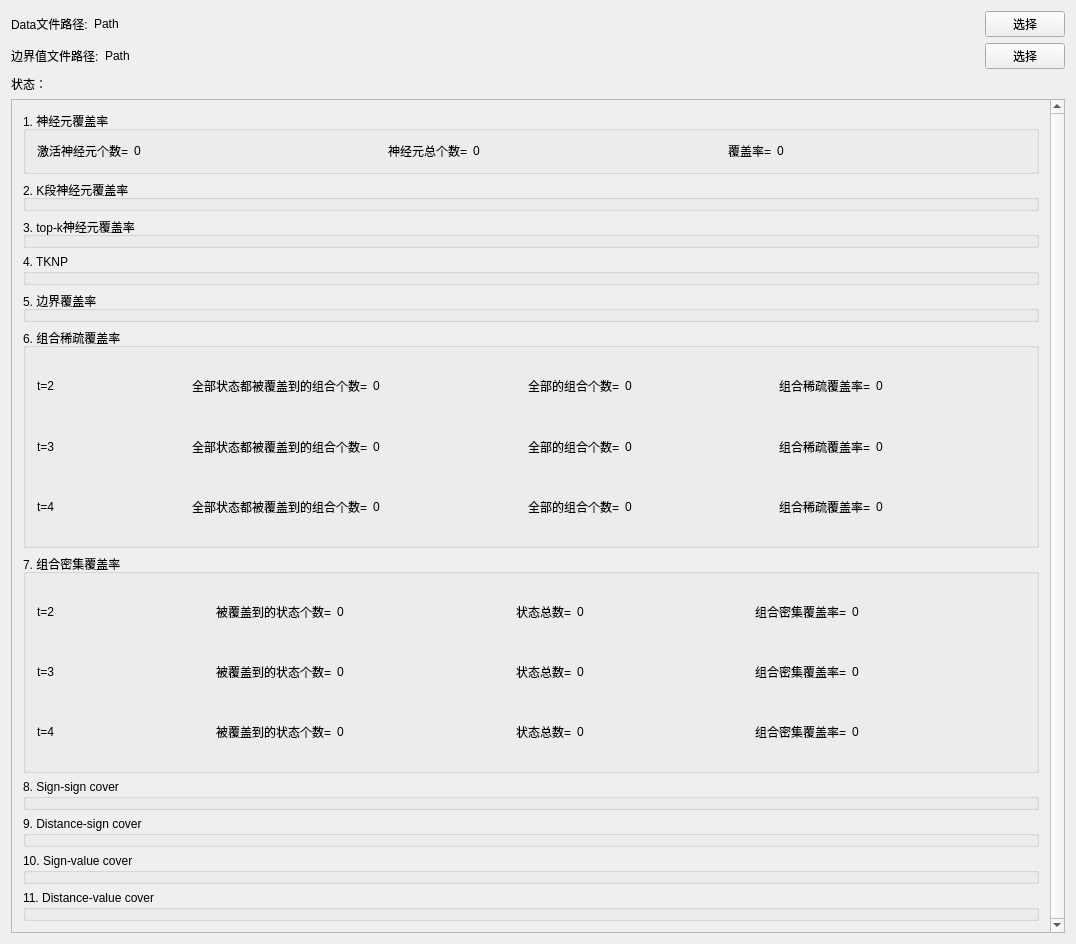
First picture: the form in widget.ui, repository thesola/shixun_2018_12, before the edit.
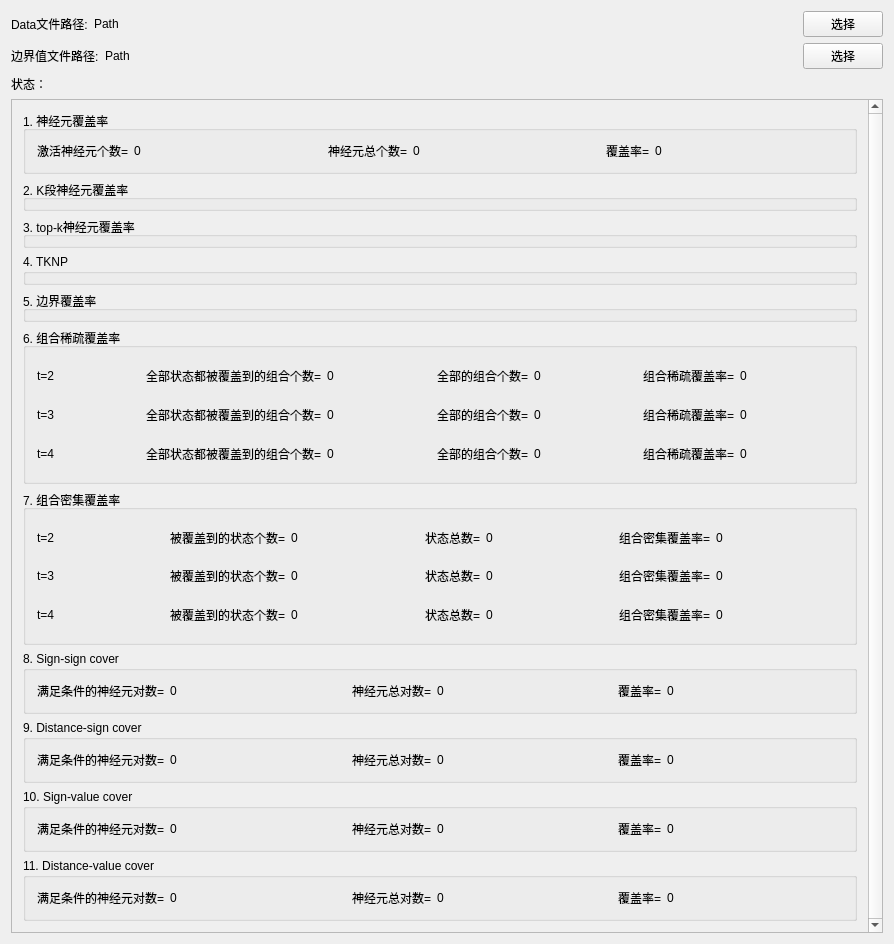
Second picture: the form after the edit.

```diff
--- a/widget.ui
+++ b/widget.ui
@@ -6,7 +6,7 @@
    <rect>
     <x>0</x>
     <y>0</y>
-    <width>1076</width>
+    <width>894</width>
     <height>944</height>
    </rect>
   </property>
@@ -129,8 +129,8 @@
        <rect>
         <x>0</x>
         <y>0</y>
-        <width>1035</width>
-        <height>828</height>
+        <width>853</width>
+        <height>826</height>
        </rect>
       </property>
       <layout class="QVBoxLayout" name="verticalLayout_4">
@@ -737,6 +737,71 @@
          <property name="title">
           <string>8. Sign-sign cover</string>
          </property>
+         <layout class="QHBoxLayout" name="horizontalLayout_11">
+          <item>
+           <widget class="QLabel" name="label_32">
+            <property name="sizePolicy">
+             <sizepolicy hsizetype="Fixed" vsizetype="Preferred">
+              <horstretch>0</horstretch>
+              <verstretch>0</verstretch>
+             </sizepolicy>
+            </property>
+            <property name="text">
+             <string>满足条件的神经元对数=</string>
+            </property>
+           </widget>
+          </item>
+          <item>
+           <widget class="QLabel" name="lb_cal8_fz">
+            <property name="text">
+             <string>0</string>
+            </property>
+           </widget>
+          </item>
+          <item>
+           <widget class="QLabel" name="label_31">
+            <property name="sizePolicy">
+             <sizepolicy hsizetype="Fixed" vsizetype="Preferred">
+              <horstretch>0</horstretch>
+              <verstretch>0</verstretch>
+             </sizepolicy>
+            </property>
+            <property name="text">
+             <string>神经元总对数=</string>
+            </property>
+           </widget>
+          </item>
+          <item>
+           <widget class="QLabel" name="lb_cal8_fm">
+            <property name="text">
+             <string>0</string>
+            </property>
+           </widget>
+          </item>
+          <item>
+           <widget class="QLabel" name="label_33">
+            <property name="sizePolicy">
+             <sizepolicy hsizetype="Fixed" vsizetype="Preferred">
+              <horstretch>0</horstretch>
+              <verstretch>0</verstretch>
+             </sizepolicy>
+            </property>
+            <property name="text">
+             <string>覆盖率=</string>
+            </property>
+           </widget>
+          </item>
+          <item>
+           <widget class="QLabel" name="lb_cal8_rate">
+            <property name="text">
+             <string>0</string>
+            </property>
+            <property name="alignment">
+             <set>Qt::AlignLeading|Qt::AlignLeft|Qt::AlignVCenter</set>
+            </property>
+           </widget>
+          </item>
+         </layout>
         </widget>
        </item>
        <item>
@@ -744,6 +809,71 @@
          <property name="title">
           <string>9. Distance-sign cover</string>
          </property>
+         <layout class="QHBoxLayout" name="horizontalLayout_13">
+          <item>
+           <widget class="QLabel" name="label_37">
+            <property name="sizePolicy">
+             <sizepolicy hsizetype="Fixed" vsizetype="Preferred">
+              <horstretch>0</horstretch>
+              <verstretch>0</verstretch>
+             </sizepolicy>
+            </property>
+            <property name="text">
+             <string>满足条件的神经元对数=</string>
+            </property>
+           </widget>
+          </item>
+          <item>
+           <widget class="QLabel" name="lb_cal9_fz">
+            <property name="text">
+             <string>0</string>
+            </property>
+           </widget>
+          </item>
+          <item>
+           <widget class="QLabel" name="label_39">
+            <property name="sizePolicy">
+             <sizepolicy hsizetype="Fixed" vsizetype="Preferred">
+              <horstretch>0</horstretch>
+              <verstretch>0</verstretch>
+             </sizepolicy>
+            </property>
+            <property name="text">
+             <string>神经元总对数=</string>
+            </property>
+           </widget>
+          </item>
+          <item>
+           <widget class="QLabel" name="lb_cal9_fm">
+            <property name="text">
+             <string>0</string>
+            </property>
+           </widget>
+          </item>
+          <item>
+           <widget class="QLabel" name="label_38">
+            <property name="sizePolicy">
+             <sizepolicy hsizetype="Fixed" vsizetype="Preferred">
+              <horstretch>0</horstretch>
+              <verstretch>0</verstretch>
+             </sizepolicy>
+            </property>
+            <property name="text">
+             <string>覆盖率=</string>
+            </property>
+           </widget>
+          </item>
+          <item>
+           <widget class="QLabel" name="lb_cal9_rate">
+            <property name="text">
+             <string>0</string>
+            </property>
+            <property name="alignment">
+             <set>Qt::AlignLeading|Qt::AlignLeft|Qt::AlignVCenter</set>
+            </property>
+           </widget>
+          </item>
+         </layout>
         </widget>
        </item>
        <item>
@@ -751,6 +881,71 @@
          <property name="title">
           <string>10. Sign-value cover</string>
          </property>
+         <layout class="QHBoxLayout" name="horizontalLayout_12">
+          <item>
+           <widget class="QLabel" name="label_34">
+            <property name="sizePolicy">
+             <sizepolicy hsizetype="Fixed" vsizetype="Preferred">
+              <horstretch>0</horstretch>
+              <verstretch>0</verstretch>
+             </sizepolicy>
+            </property>
+            <property name="text">
+             <string>满足条件的神经元对数=</string>
+            </property>
+           </widget>
+          </item>
+          <item>
+           <widget class="QLabel" name="lb_cal10_fz">
+            <property name="text">
+             <string>0</string>
+            </property>
+           </widget>
+          </item>
+          <item>
+           <widget class="QLabel" name="label_36">
+            <property name="sizePolicy">
+             <sizepolicy hsizetype="Fixed" vsizetype="Preferred">
+              <horstretch>0</horstretch>
+              <verstretch>0</verstretch>
+             </sizepolicy>
+            </property>
+            <property name="text">
+             <string>神经元总对数=</string>
+            </property>
+           </widget>
+          </item>
+          <item>
+           <widget class="QLabel" name="lb_cal10_fm">
+            <property name="text">
+             <string>0</string>
+            </property>
+           </widget>
+          </item>
+          <item>
+           <widget class="QLabel" name="label_35">
+            <property name="sizePolicy">
+             <sizepolicy hsizetype="Fixed" vsizetype="Preferred">
+              <horstretch>0</horstretch>
+              <verstretch>0</verstretch>
+             </sizepolicy>
+            </property>
+            <property name="text">
+             <string>覆盖率=</string>
+            </property>
+           </widget>
+          </item>
+          <item>
+           <widget class="QLabel" name="lb_cal10_rate">
+            <property name="text">
+             <string>0</string>
+            </property>
+            <property name="alignment">
+             <set>Qt::AlignLeading|Qt::AlignLeft|Qt::AlignVCenter</set>
+            </property>
+           </widget>
+          </item>
+         </layout>
         </widget>
        </item>
        <item>
@@ -758,6 +953,71 @@
          <property name="title">
           <string>11. Distance-value cover</string>
          </property>
+         <layout class="QHBoxLayout" name="horizontalLayout_14">
+          <item>
+           <widget class="QLabel" name="label_40">
+            <property name="sizePolicy">
+             <sizepolicy hsizetype="Fixed" vsizetype="Preferred">
+              <horstretch>0</horstretch>
+              <verstretch>0</verstretch>
+             </sizepolicy>
+            </property>
+            <property name="text">
+             <string>满足条件的神经元对数=</string>
+            </property>
+           </widget>
+          </item>
+          <item>
+           <widget class="QLabel" name="lb_cal11_fz">
+            <property name="text">
+             <string>0</string>
+            </property>
+           </widget>
+          </item>
+          <item>
+           <widget class="QLabel" name="label_42">
+            <property name="sizePolicy">
+             <sizepolicy hsizetype="Fixed" vsizetype="Preferred">
+              <horstretch>0</horstretch>
+              <verstretch>0</verstretch>
+             </sizepolicy>
+            </property>
+            <property name="text">
+             <string>神经元总对数=</string>
+            </property>
+           </widget>
+          </item>
+          <item>
+           <widget class="QLabel" name="lb_cal11_fm">
+            <property name="text">
+             <string>0</string>
+            </property>
+           </widget>
+          </item>
+          <item>
+           <widget class="QLabel" name="label_41">
+            <property name="sizePolicy">
+             <sizepolicy hsizetype="Fixed" vsizetype="Preferred">
+              <horstretch>0</horstretch>
+              <verstretch>0</verstretch>
+             </sizepolicy>
+            </property>
+            <property name="text">
+             <string>覆盖率=</string>
+            </property>
+           </widget>
+          </item>
+          <item>
+           <widget class="QLabel" name="lb_cal11_rate">
+            <property name="text">
+             <string>0</string>
+            </property>
+            <property name="alignment">
+             <set>Qt::AlignLeading|Qt::AlignLeft|Qt::AlignVCenter</set>
+            </property>
+           </widget>
+          </item>
+         </layout>
         </widget>
        </item>
       </layout>
```
